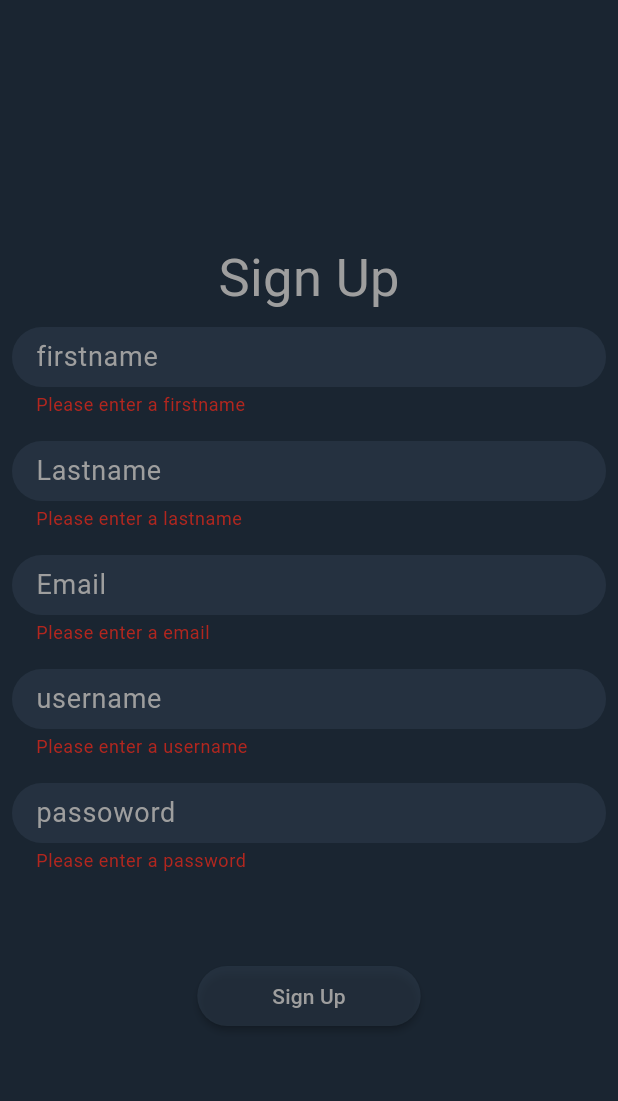
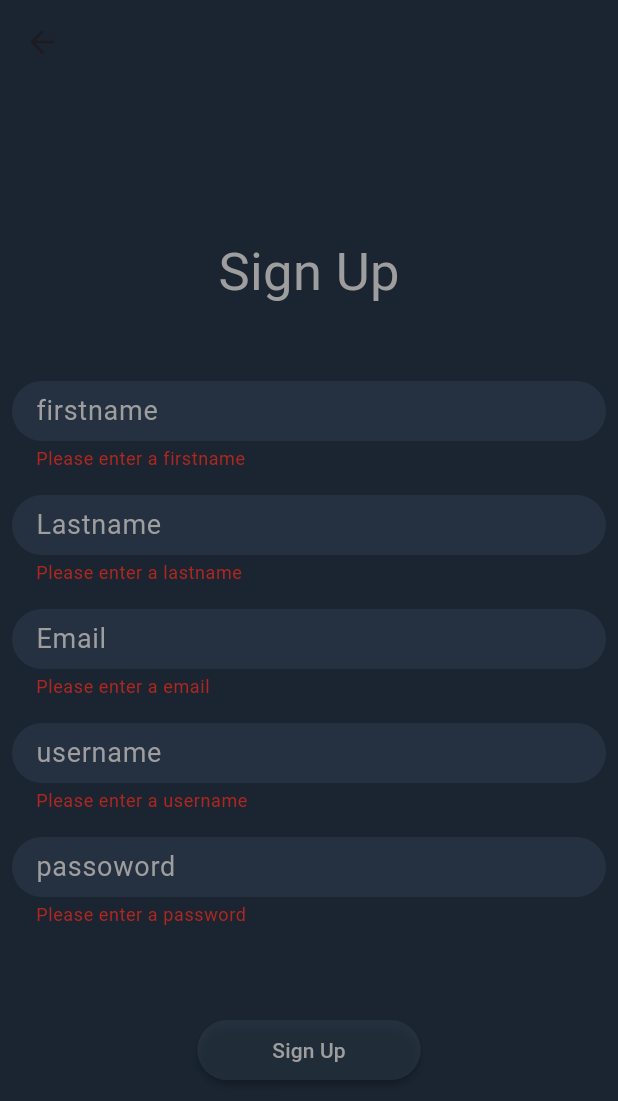
Before and after one commit to m7mdragab74/Store-App, a Flutter app: the SignupPage screen opened directly, after a tap on "Sign Up", on a phone screen of 412 x 824 dp. Shown: the top 1101 px of the screen. Run offline on Flutter 3.47's test engine with Material 3 defaults, Android fonts, the phone set to English and light mode, and no system bars; our stand-ins replace dio, google_nav_bar, sqflite; missing offline and left inert: rate; accounts and stored records are empty.

Commit message:
edit in sign up

```diff
--- a/lib/views/Login.dart
+++ b/lib/views/Login.dart
@@ -36,15 +36,17 @@ class _LoginState extends State<Login> {
 
       ScaffoldMessenger.of(context)
           .showSnackBar(const SnackBar(content: Text("Succussful")));
-<<<<<<< HEAD
+
       Navigator.push(context, MaterialPageRoute(builder: (context) {
         return CustomButtomNavBar(
           username: username,
         );
-=======
+      }));
+
       Navigator.pushReplacement(context, MaterialPageRoute(builder: (context) {
-        return CustomButtomNavBar(username: username,);
->>>>>>> 8e5f1804e76b92dd699b6cb94d355f58cdfc22b3
+        return CustomButtomNavBar(
+          username: username,
+        );
       }));
     } else {
       ScaffoldMessenger.of(context).showSnackBar(
--- a/lib/views/signup_page.dart
+++ b/lib/views/signup_page.dart
@@ -22,12 +22,12 @@ class _SignupPageState extends State<SignupPage> {
   Future<void> signup() async {
     if (formKey.currentState!.validate()) {
       final user = {
-        "email": emailcontroller,
-        "username": usernamecontroller,
-        "password": passwordcontroller,
+        "email": emailcontroller.text,
+        "username": usernamecontroller.text,
+        "password": passwordcontroller.text,
         "name": {
-          "firstname": firstnamecontroller,
-          "lastname": lastnamecontroller
+          "firstname": firstnamecontroller.text,
+          "lastname": lastnamecontroller.text
         },
       };
       try {
@@ -45,17 +45,31 @@ class _SignupPageState extends State<SignupPage> {
   }
 
   @override
+  void initState() {
+    super.initState();
+    signup();
+  }
+
+  @override
   Widget build(BuildContext context) {
     return Scaffold(
+        appBar: AppBar(
           backgroundColor: Color(0xFF1a2531),
-        body: Column(
+        ),
+        backgroundColor: Color(0xFF1a2531),
+        body: Form(
+          key: formKey,
+          child: Column(
             children: [
               const SizedBox(
-              height: 160,
+                height: 100,
               ),
               const Text(
                 "Sign Up",
                 style: TextStyle(color: Colors.grey, fontSize: 35),
+              ),
+              const SizedBox(
+                height: 40,
               ),
               Textfield(
                 validator: (value) {
@@ -129,7 +143,8 @@ class _SignupPageState extends State<SignupPage> {
                 height: 50,
               ),
               MaterialButton(
-              padding: const EdgeInsets.symmetric(horizontal: 50, vertical: 10),
+                padding:
+                    const EdgeInsets.symmetric(horizontal: 50, vertical: 10),
                 color: Color(0xFF2f3d4e).withOpacity(.5),
                 shape: RoundedRectangleBorder(
                     borderRadius: BorderRadius.circular(20)),
@@ -140,6 +155,7 @@ class _SignupPageState extends State<SignupPage> {
                 ),
               ),
             ],
+          ),
         ));
   }
 }
```
Lines whose indentation alone changed are shown as unchanged.
